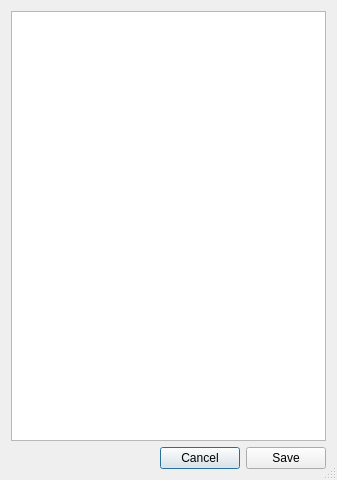
Qt form mosaicgui/ui/advancedSettingsDialog.ui (usnistgov/mosaic) before a commit.
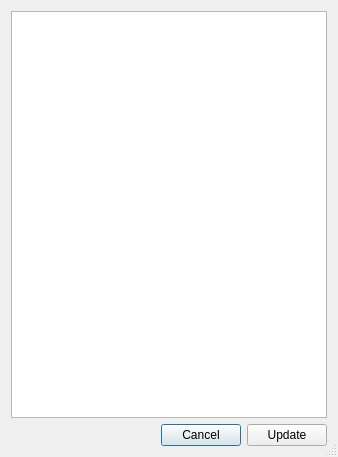
The same form after that commit.

What changed in the file:
```diff
--- a/mosaicgui/ui/advancedSettingsDialog.ui
+++ b/mosaicgui/ui/advancedSettingsDialog.ui
@@ -6,8 +6,8 @@
    <rect>
     <x>0</x>
     <y>0</y>
-    <width>337</width>
-    <height>480</height>
+    <width>338</width>
+    <height>457</height>
    </rect>
   </property>
   <property name="windowTitle">
@@ -45,7 +45,7 @@
      <item>
       <widget class="QPushButton" name="savePushButton">
        <property name="text">
-        <string>Save</string>
+        <string>Update</string>
        </property>
       </widget>
      </item>
```
